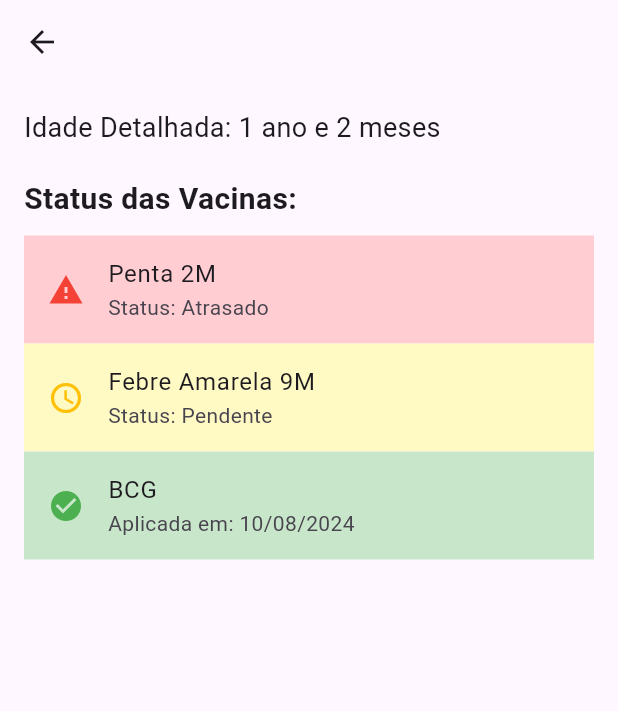
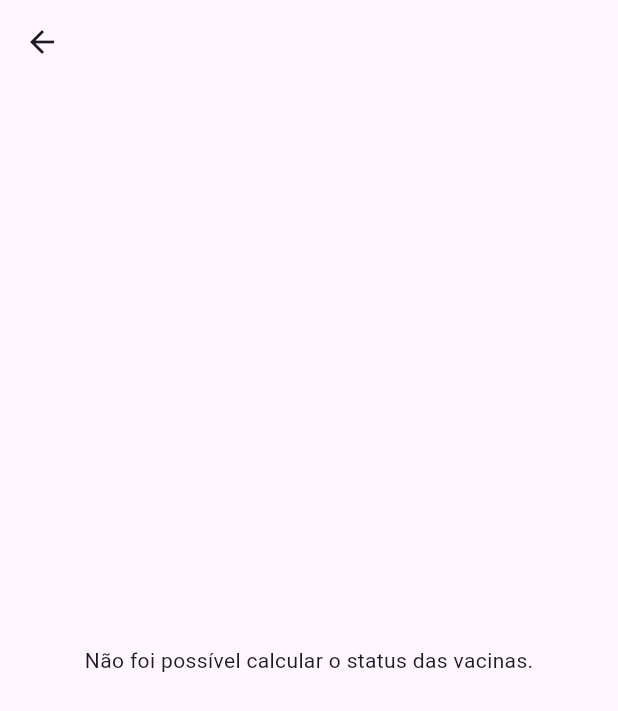
Before and after one commit to rodrigo-valentino/Apk_vaccination_follow-up, a Flutter app: the DetailsPage screen opened directly with empty values, on a phone screen of 412 x 824 dp. Shown: the top 711 px of the screen. Run offline on Flutter 3.47's test engine with Material 3 defaults, Android fonts, the phone set to English and light mode, and no system bars; our stand-ins replace sqflite, sqflite_common_ffi; accounts and stored records are empty.

Commit message:
feat: primeira versão do aplicativo Flutter de acompanhamento vacinal

```diff
--- /dev/null
+++ b/flutter_application_1/lib/data/lista_vacinas.dart
@@ -0,0 +1,46 @@
+// lib/data/lista_vacinas.dart
+
+// Uma classe para representar a informação estática de cada vacina
+class VacinaInfo {
+  final String nome;
+  final int idadeMinimaMeses; // Idade para ficar "Pendente" (amarelo)
+  final int idadeMaximaMeses; // Idade para ficar "Atrasado" (vermelho)
+
+  const VacinaInfo({
+    required this.nome,
+    required this.idadeMinimaMeses,
+    required this.idadeMaximaMeses,
+  });
+}
+
+// A lista oficial de todas as vacinas do programa
+const List<VacinaInfo> calendarioVacinal = [
+  VacinaInfo(nome: "BCG", idadeMinimaMeses: 0, idadeMaximaMeses: 1),
+  VacinaInfo(nome: "Hepatite B", idadeMinimaMeses: 0, idadeMaximaMeses: 1),
+  VacinaInfo(nome: "Penta 2M", idadeMinimaMeses: 2, idadeMaximaMeses: 3),
+  VacinaInfo(nome: "Pneumo 2M", idadeMinimaMeses: 2, idadeMaximaMeses: 3),
+  VacinaInfo(nome: "VIP 2M", idadeMinimaMeses: 2, idadeMaximaMeses: 3),
+  VacinaInfo(nome: "Rota 2M", idadeMinimaMeses: 2, idadeMaximaMeses: 3),
+  VacinaInfo(nome: "MCC/ACWY 3M", idadeMinimaMeses: 3, idadeMaximaMeses: 4),
+  VacinaInfo(nome: "Penta 4M", idadeMinimaMeses: 4, idadeMaximaMeses: 5),
+  VacinaInfo(nome: "Pneumo 4M", idadeMinimaMeses: 4, idadeMaximaMeses: 5),
+  VacinaInfo(nome: "VIP 4M", idadeMinimaMeses: 4, idadeMaximaMeses: 5),
+  VacinaInfo(nome: "Rota 4M", idadeMinimaMeses: 4, idadeMaximaMeses: 5),
+  VacinaInfo(nome: "MCC/ACWY 5M", idadeMinimaMeses: 5, idadeMaximaMeses: 6),
+  VacinaInfo(nome: "Penta 6M", idadeMinimaMeses: 6, idadeMaximaMeses: 7),
+  VacinaInfo(nome: "VIP 6M", idadeMinimaMeses: 6, idadeMaximaMeses: 7),
+  VacinaInfo(nome: "1ª Influenza 6M", idadeMinimaMeses: 6, idadeMaximaMeses: 7),
+  VacinaInfo(nome: "Febre Amarela 9M", idadeMinimaMeses: 9, idadeMaximaMeses: 10),
+  VacinaInfo(nome: "Ref Pneumo 12M", idadeMinimaMeses: 12, idadeMaximaMeses: 13),
+  VacinaInfo(nome: "ACWY 12M", idadeMinimaMeses: 12, idadeMaximaMeses: 13),
+  VacinaInfo(nome: "1ª Tríplice Viral 12M", idadeMinimaMeses: 12, idadeMaximaMeses: 13),
+  VacinaInfo(nome: "DTP 15M", idadeMinimaMeses: 15, idadeMaximaMeses: 16),
+  VacinaInfo(nome: "Hep A 15M", idadeMinimaMeses: 15, idadeMaximaMeses: 16),
+  VacinaInfo(nome: "Tetra/Varicela 15M", idadeMinimaMeses: 15, idadeMaximaMeses: 16),
+  VacinaInfo(nome: "2ª Triviral 15M", idadeMinimaMeses: 15, idadeMaximaMeses: 16),
+  VacinaInfo(nome: "Ref VIP 15M", idadeMinimaMeses: 15, idadeMaximaMeses: 16),
+  VacinaInfo(nome: "Ref DTP 4A", idadeMinimaMeses: 48, idadeMaximaMeses: 49),
+  VacinaInfo(nome: "Varicela/Tetra 4A", idadeMinimaMeses: 48, idadeMaximaMeses: 49),
+  VacinaInfo(nome: "Febre Amarela 4A", idadeMinimaMeses: 48, idadeMaximaMeses: 49),
+  VacinaInfo(nome: "VIP 4A", idadeMinimaMeses: 48, idadeMaximaMeses: 49),
+];
--- /dev/null
+++ b/flutter_application_1/lib/models/status_vacina.dart
@@ -0,0 +1,8 @@
+// lib/models/status_vacina.dart
+
+enum StatusVacina {
+  Vacinado, // Verde
+  Pendente, // Amarelo
+  Atrasado, // Vermelho
+  ADia,     // Cinza (para vacinas futuras que ainda não estão na janela de aplicação)
+}
--- /dev/null
+++ b/flutter_application_1/lib/models/vacina_aplicada.dart
@@ -0,0 +1,33 @@
+// lib/models/vacina_aplicada.dart
+
+class VacinaAplicada {
+  int? id;
+  final int criancaId; // Chave estrangeira para ligar à criança
+  final String nomeVacina;
+  String dataAplicacao;
+
+  VacinaAplicada({
+    this.id,
+    required this.criancaId,
+    required this.nomeVacina,
+    required this.dataAplicacao,
+  });
+
+  Map<String, dynamic> toMap() {
+    return {
+      'id': id,
+      'criancaId': criancaId,
+      'nomeVacina': nomeVacina,
+      'dataAplicacao': dataAplicacao,
+    };
+  }
+
+  factory VacinaAplicada.fromMap(Map<String, dynamic> map) {
+    return VacinaAplicada(
+      id: map['id'],
+      criancaId: map['criancaId'],
+      nomeVacina: map['nomeVacina'],
+      dataAplicacao: map['dataAplicacao'],
+    );
+  }
+}
--- /dev/null
+++ b/flutter_application_1/lib/models/vacina_status.dart
@@ -0,0 +1,16 @@
+// lib/models/vacina_status.dart
+
+import '../data/lista_vacinas.dart';
+import 'status_vacina.dart';
+
+class VacinaComStatus {
+  final VacinaInfo info; // A informação estática da vacina
+  final StatusVacina status; // O status calculado
+  final String? dataAplicacao; // A data, se tiver sido aplicada
+
+  VacinaComStatus({
+    required this.info,
+    required this.status,
+    this.dataAplicacao,
+  });
+}
--- a/flutter_application_1/lib/screens/details_page.dart
+++ b/flutter_application_1/lib/screens/details_page.dart
@@ -1,57 +1,176 @@
+// lib/screens/details_page.dart - CÓDIGO FINAL
+
 import 'package:flutter/material.dart';
+import 'package:intl/intl.dart';
+import '../helpers/database_helper.dart';
+import '../models/crianca.dart';
+import '../models/vacina_aplicada.dart';
+import '../models/vacina_status.dart';
+import '../models/status_vacina.dart';
+import '../services/servico_vacinas.dart';
 
-class DetailsPage extends StatelessWidget {
-  // Esta variável vai receber o nome da criança da HomePage
-  final String childName;
+class DetailsPage extends StatefulWidget {
+  final Crianca crianca;
 
-  const DetailsPage({super.key, required this.childName});
+  const DetailsPage({super.key, required this.crianca});
+
+  @override
+  State<DetailsPage> createState() => _DetailsPageState();
+}
+
+class _DetailsPageState extends State<DetailsPage> {
+  final dbHelper = DatabaseHelper();
+  final servicoVacinas = ServicoVacinas();
+
+  // Usaremos um Future para carregar a lista de vacinas de forma assíncrona
+  late Future<List<VacinaComStatus>> _listaDeStatusVacinas;
+
+  @override
+  void initState() {
+    super.initState();
+    _carregarDadosDasVacinas();
+  }
+
+  void _carregarDadosDasVacinas() {
+    setState(() {
+      _listaDeStatusVacinas = _getVaccineStatusList();
+    });
+  }
+
+  // Função principal que busca os dados e os processa
+  Future<List<VacinaComStatus>> _getVaccineStatusList() async {
+    // 1. Busca no banco de dados as vacinas já aplicadas para esta criança
+    final vacinasAplicadas = await dbHelper.getAppliedVaccines(widget.crianca.id!);
+
+    // 2. Usa o nosso serviço para calcular o status de todas as vacinas
+    return servicoVacinas.calcularStatusDeTodasAsVacinas(
+      crianca: widget.crianca,
+      vacinasAplicadas: vacinasAplicadas,
+    );
+  }
+
+  // Função para mostrar o seletor de data
+  Future<void> _selecionarData(VacinaComStatus vacinaComStatus) async {
+    final DateTime? dataSelecionada = await showDatePicker(
+      context: context,
+      initialDate: DateTime.now(),
+      firstDate: DateTime(2000),
+      lastDate: DateTime.now(),
+      locale: const Locale('pt', 'BR'), // Para ter o calendário em português
+    );
+
+    if (dataSelecionada != null) {
+      final dataFormatada = DateFormat('dd/MM/yyyy').format(dataSelecionada);
+
+      // Cria o objeto para salvar no banco de dados
+      final vacinaParaSalvar = VacinaAplicada(
+        criancaId: widget.crianca.id!,
+        nomeVacina: vacinaComStatus.info.nome,
+        dataAplicacao: dataFormatada,
+      );
+
+      // Salva no banco de dados
+      await dbHelper.saveVaccine(vacinaParaSalvar);
+
+      // Recarrega a lista para mostrar a atualização na tela
+      _carregarDadosDasVacinas();
+    }
+  }
 
   @override
   Widget build(BuildContext context) {
     return Scaffold(
       appBar: AppBar(
-        title: Text(childName), // O título da barra é o nome da criança
+        title: Text(widget.crianca.nome),
       ),
-      body: Padding(
-        padding: const EdgeInsets.all(16.0),
-        child: Column(
-          crossAxisAlignment: CrossAxisAlignment.start,
-          children: [
-            // Informações da Criança (por enquanto, estático)
-            const Text(
-              'Idade Detalhada: 1 ano e 2 meses',
-              style: TextStyle(fontSize: 18),
-            ),
-            const SizedBox(height: 20),
-            const Text(
-              'Status das Vacinas:',
-              style: TextStyle(fontSize: 20, fontWeight: FontWeight.bold),
-            ),
-            const SizedBox(height: 10),
+      body: FutureBuilder<List<VacinaComStatus>>(
+        future: _listaDeStatusVacinas,
+        builder: (context, snapshot) {
+          if (snapshot.connectionState == ConnectionState.waiting) {
+            return const Center(child: CircularProgressIndicator());
+          }
+          if (snapshot.hasError) {
+            return Center(child: Text('Erro ao carregar vacinas: ${snapshot.error}'));
+          }
+          if (!snapshot.hasData || snapshot.data!.isEmpty) {
+            return const Center(child: Text('Não foi possível calcular o status das vacinas.'));
+          }
 
-            // Aqui entrará a lista de vacinas no futuro.
-            // Por agora, um exemplo estático:
-            ListTile(
-              title: const Text('Penta 2M'),
-              subtitle: const Text('Status: Atrasado'),
-              tileColor: Colors.red.shade100, // Fundo vermelho claro
-              leading: const Icon(Icons.warning, color: Colors.red),
-            ),
-            ListTile(
-              title: const Text('Febre Amarela 9M'),
-              subtitle: const Text('Status: Pendente'),
-              tileColor: Colors.yellow.shade100, // Fundo amarelo claro
-              leading: const Icon(Icons.schedule, color: Colors.amber),
-            ),
-             ListTile(
-              title: const Text('BCG'),
-              subtitle: const Text('Aplicada em: 10/08/2024'),
-              tileColor: Colors.green.shade100, // Fundo verde claro
-              leading: const Icon(Icons.check_circle, color: Colors.green),
-            ),
-          ],
-        ),
+          final listaDeStatus = snapshot.data!;
+
+          return ListView.builder(
+            itemCount: listaDeStatus.length,
+            itemBuilder: (context, index) {
+              final item = listaDeStatus[index];
+              return _buildVacinaListTile(item);
+            },
+          );
+        },
       ),
     );
   }
+
+  // Widget auxiliar para construir cada item da lista
+  Widget _buildVacinaListTile(VacinaComStatus item) {
+    final cor = _getCorDoStatus(item.status);
+    final icone = _getIconeDoStatus(item.status);
+    String subtitulo;
+
+    if (item.status == StatusVacina.Vacinado) {
+      subtitulo = 'Aplicada em: ${item.dataAplicacao}';
+    } else {
+      subtitulo = 'Status: ${_getStatusText(item.status)}';
+    }
+
+    return Card(
+      margin: const EdgeInsets.symmetric(horizontal: 8, vertical: 4),
+      color: cor.withOpacity(0.15), // Cor de fundo suave
+      child: ListTile(
+        leading: Icon(icone, color: cor, size: 30),
+        title: Text(item.info.nome, style: const TextStyle(fontWeight: FontWeight.bold)),
+        subtitle: Text(subtitulo),
+        onTap: () => _selecionarData(item),
+      ),
+    );
+  }
+
+  // Funções auxiliares para a UI
+  Color _getCorDoStatus(StatusVacina status) {
+    switch (status) {
+      case StatusVacina.Vacinado:
+        return Colors.green;
+      case StatusVacina.Pendente:
+        return Colors.amber.shade700;
+      case StatusVacina.Atrasado:
+        return Colors.red;
+      case StatusVacina.ADia:
+        return Colors.grey;
+    }
+  }
+
+  IconData _getIconeDoStatus(StatusVacina status) {
+    switch (status) {
+      case StatusVacina.Vacinado:
+        return Icons.check_circle;
+      case StatusVacina.Pendente:
+        return Icons.schedule;
+      case StatusVacina.Atrasado:
+        return Icons.warning;
+      case StatusVacina.ADia:
+        return Icons.hourglass_empty;
+    }
+  }
+
+  String _getStatusText(StatusVacina status) {
+    switch (status) {
+      case StatusVacina.Pendente:
+        return 'Pendente';
+      case StatusVacina.Atrasado:
+        return 'Atrasado';
+      case StatusVacina.ADia:
+        return 'Aguardando Idade';
+      default:
+        return '';
+    }
+  }
 }
--- a/flutter_application_1/lib/screens/home_page.dart
+++ b/flutter_application_1/lib/screens/home_page.dart
@@ -82,8 +82,11 @@ class _HomePageState extends State<HomePage> {
                   // O toque normal continua a levar para a página de detalhes
                   Navigator.push(
                     context,
-                    MaterialPageRoute(builder: (context) => DetailsPage(childName: child.nome)),
+                    MaterialPageRoute(
+                      builder: (context) => DetailsPage(crianca: child),
+                    ),
                   );
+                  // ▲▲▲ FIM DA ALTERAÇÃO ▲▲▲
                 },
                 trailing: PopupMenuButton(
                   itemBuilder: (context) => [
--- /dev/null
+++ b/flutter_application_1/lib/services/servico_vacinas.dart
@@ -0,0 +1,84 @@
+// lib/services/servico_vacinas.dart
+
+import 'package:intl/intl.dart';
+import '../data/lista_vacinas.dart';
+import '../models/crianca.dart';
+import '../models/status_vacina.dart';
+import '../models/vacina_aplicada.dart';
+import '../models/vacina_status.dart';
+
+class ServicoVacinas {
+
+  // Calcula a idade da criança em meses completos
+  int _calcularIdadeEmMeses(DateTime dataNascimento) {
+    final hoje = DateTime.now();
+    // Anos de diferença * 12 + meses de diferença
+    int meses = (hoje.year - dataNascimento.year) * 12 + hoje.month - dataNascimento.month;
+
+    // Se o dia de hoje for anterior ao dia do aniversário no mês corrente,
+    // significa que o mês ainda não foi completado.
+    if (hoje.day < dataNascimento.day) {
+      meses--;
+    }
+    return meses;
+  }
+
+  // A função principal que processa a lista de vacinas
+  List<VacinaComStatus> calcularStatusDeTodasAsVacinas({
+    required Crianca crianca,
+    required List<VacinaAplicada> vacinasAplicadas,
+  }) {
+    // Primeiro, parseamos a data de nascimento da criança que está como String
+    // Usamos um try-catch para o caso de a data estar num formato inválido
+    DateTime dataNascimento;
+    try {
+      dataNascimento = DateFormat('dd/MM/yyyy').parse(crianca.dataNascimento);
+    } catch (e) {
+      // Se o formato for inválido, não podemos calcular. Retornamos uma lista vazia.
+      print("Erro ao parsear a data de nascimento: ${crianca.dataNascimento}");
+      return [];
+    }
+
+    final int idadeEmMeses = _calcularIdadeEmMeses(dataNascimento);
+
+    // Converte a lista de vacinas aplicadas num mapa para uma busca rápida e eficiente
+    final mapaVacinasAplicadas = {
+      for (var v in vacinasAplicadas) v.nomeVacina: v.dataAplicacao
+    };
+
+    // Lista final que será retornada
+    List<VacinaComStatus> statusFinal = [];
+
+    // Itera sobre a lista oficial de vacinas do calendário
+    for (final vacinaInfo in calendarioVacinal) {
+      StatusVacina status;
+      String? dataAplicacao;
+
+      // 1. Verifica se a vacina já foi aplicada
+      if (mapaVacinasAplicadas.containsKey(vacinaInfo.nome)) {
+        status = StatusVacina.Vacinado;
+        dataAplicacao = mapaVacinasAplicadas[vacinaInfo.nome];
+      }
+      // 2. Se não foi aplicada, verifica a idade da criança
+      else {
+        if (idadeEmMeses >= vacinaInfo.idadeMaximaMeses) {
+          status = StatusVacina.Atrasado;
+        } else if (idadeEmMeses >= vacinaInfo.idadeMinimaMeses) {
+          status = StatusVacina.Pendente;
+        } else {
+          status = StatusVacina.ADia;
+        }
+      }
+
+      statusFinal.add(
+        VacinaComStatus(
+          info: vacinaInfo,
+          status: status,
+          dataAplicacao: dataAplicacao,
+        ),
+      );
+    }
+
+    return statusFinal;
+  }
+}
--- a/flutter_application_1/pubspec.yaml
+++ b/flutter_application_1/pubspec.yaml
@@ -37,6 +37,9 @@ dependencies:
 
   cupertino_icons: ^1.0.6
   sqflite_common_ffi: ^2.3.6
+  intl: ^0.20.2
+  flutter_localizations:
+    sdk: flutter
 
 dev_dependencies:
   flutter_test:
```
Also changed, not shown: flutter_application_1/lib/helpers/database_helper.dart (+54 -25 lines), flutter_application_1/lib/main.dart (+16 -10 lines), flutter_application_1/pubspec.lock.
